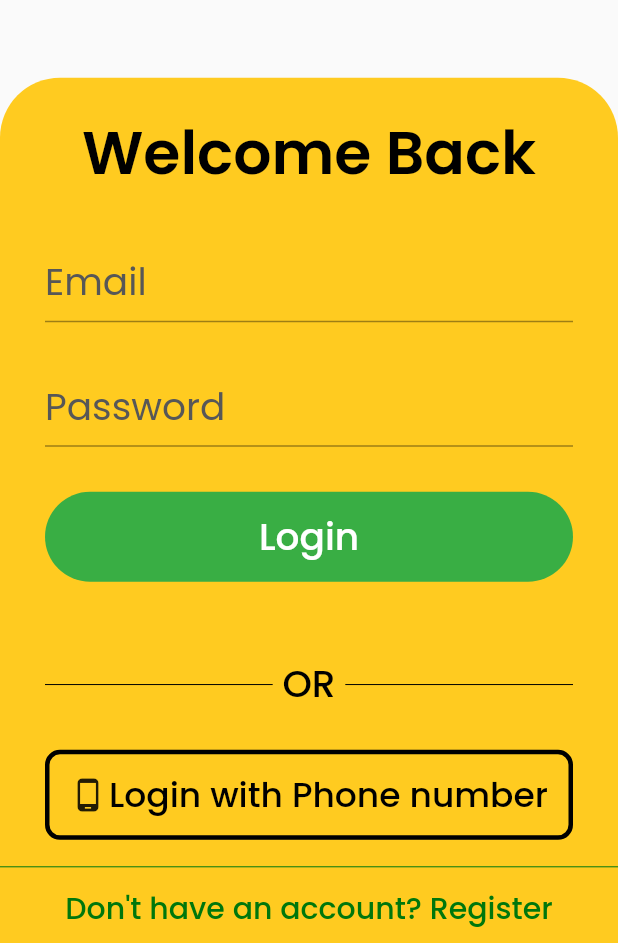
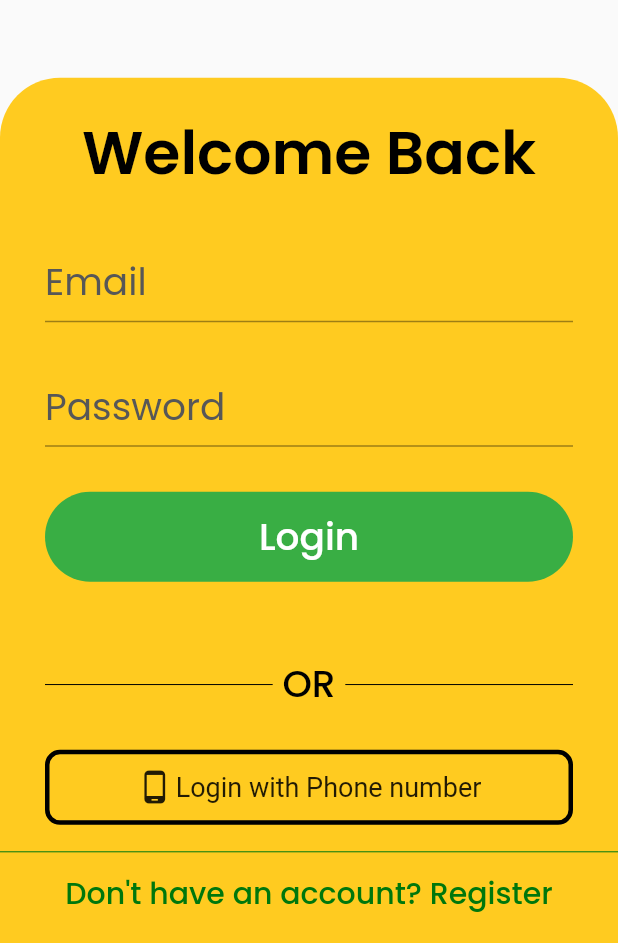
Before and after one commit to yash3497/YoAuto, a Flutter app: the screen it shows after launch, on a phone screen of 412 x 824 dp, the part 293-1236 px from its top. Run offline on Flutter 3.47's test engine with Material 2 defaults, Android fonts, the phone set to English and light mode, and no system bars; our stand-ins replace bloc, dotted_border, equatable, firebase_auth, firebase_core, flutter_bloc and 6 more; accounts and stored records are empty.

Commit message:
Bug Fix 1.1

```diff
--- a/lib/backend/authentication/authManager.dart
+++ b/lib/backend/authentication/authManager.dart
@@ -65,12 +65,13 @@ class AuthManager {
   }
 
   //---------Verify OTP-------------//
-  Future<void> verifyOTP(String otp) async {
+  Future<void> verifyOTP(String otp, BuildContext context) async {
     try {
       PhoneAuthCredential credential = PhoneAuthProvider.credential(
           verificationId: PhoneLoginPage.verify, smsCode: otp);
       await _auth.signInWithCredential(credential);
-      Get.to(HomeScreenTwo());
+      Navigator.pushReplacement(
+          context, MaterialPageRoute(builder: ((context) => LoginPage())));
       Fluttertoast.showToast(msg: "Welcome to YOAUTO");
     } on FirebaseAuthException catch (e) {
       Fluttertoast.showToast(msg: e.message.toString());
--- a/lib/screens/authentication/email_login_page.dart
+++ b/lib/screens/authentication/email_login_page.dart
@@ -102,6 +102,9 @@ class _LoginPageState extends State<LoginPage> {
                   CustomTxtBtn(
                     text: "Login with Phone number",
                     icon: Icons.phone_android,
+                    style: TextStyle(
+                      fontSize: 18,
+                    ),
                     onTap: () {
                       Get.to(PhoneLoginPage());
                     },
--- a/lib/screens/splash/splash.dart
+++ b/lib/screens/splash/splash.dart
@@ -1,3 +1,5 @@
+// ignore_for_file: prefer_const_constructors
+
 import 'package:flutter/material.dart';
 import 'package:get/get.dart';
 import 'package:velocity_x/velocity_x.dart';
@@ -15,7 +17,8 @@ class SplashScreen extends StatefulWidget {
 class _SplashScreenState extends State<SplashScreen> {
   _pageDecider() async {
     await Future.delayed(const Duration(seconds: 3), () {
-      Get.to(LoginPage(), transition: Transition.circularReveal);
+      Navigator.pushReplacement(
+          context, MaterialPageRoute(builder: ((context) => LoginPage())));
     });
   }
 
--- a/lib/widget/custom_txt_btn.dart
+++ b/lib/widget/custom_txt_btn.dart
@@ -4,9 +4,14 @@ import 'package:yoauto_task/constants/text.dart';
 
 class CustomTxtBtn extends StatelessWidget {
   const CustomTxtBtn(
-      {super.key, required this.text, required this.icon, this.onTap});
+      {super.key,
+      required this.text,
+      required this.icon,
+      this.onTap,
+      this.style});
   final String text;
   final IconData icon;
+  final TextStyle? style;
   final Function()? onTap;
 
   @override
@@ -36,7 +41,7 @@ class CustomTxtBtn extends StatelessWidget {
             Text(
               text,
               overflow: TextOverflow.ellipsis,
-              style: text4style,
+              style: style ?? text4style,
             ),
           ],
         ),
```
Also changed, not shown: lib/screens/authentication/otp_screen.dart (+7 -3 lines), lib/screens/authentication/phone_login_page.dart (+14 -2 lines).
